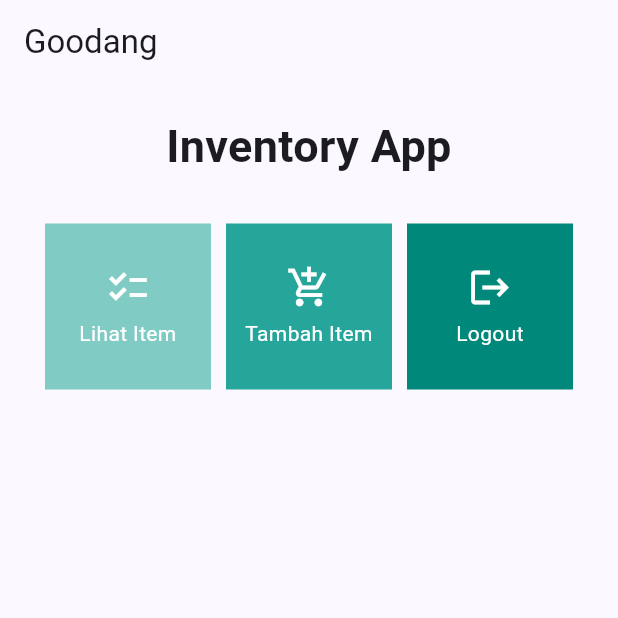
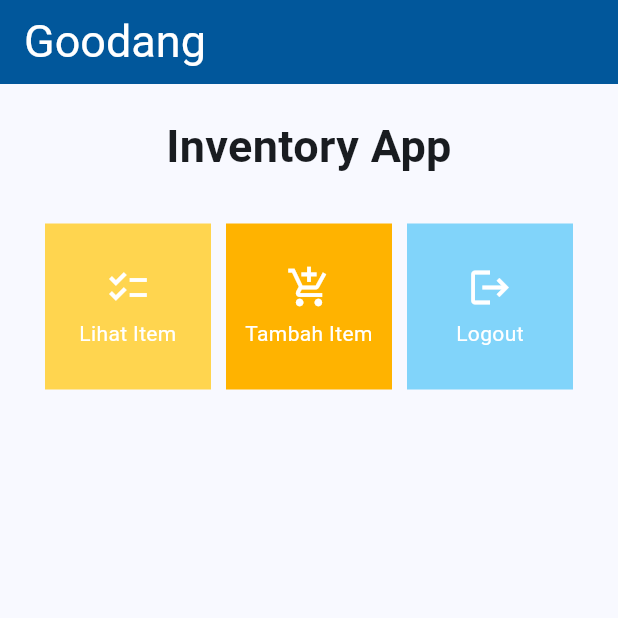
Before and after one commit to syauqiarman/goodang_mobile, a Flutter app: the screen it shows after launch, on a phone screen of 412 x 824 dp, the top half of it. Run offline on Flutter 3.47's test engine with Material 2 defaults, Android fonts, the phone set to English and light mode, and no system bars.

Commit message:
Tugas 7:edit color

```diff
--- a/lib/main.dart
+++ b/lib/main.dart
@@ -29,7 +29,7 @@ class MyApp extends StatelessWidget {
         //
         // This works for code too, not just values: Most code changes can be
         // tested with just a hot reload.
-        colorScheme: ColorScheme.fromSeed(seedColor: Colors.indigo),
+        colorScheme: ColorScheme.fromSeed(seedColor: Colors.lightBlue[900]!),
         useMaterial3: true,
       ),
       home: MyHomePage(),
--- a/lib/menu.dart
+++ b/lib/menu.dart
@@ -4,9 +4,9 @@ class MyHomePage extends StatelessWidget {
   MyHomePage({Key? key}) : super(key: key);
 
   final List<ShopItem> items = [
-    ShopItem("Lihat Item", Icons.checklist, Colors.teal[200]!),
-    ShopItem("Tambah Item", Icons.add_shopping_cart, Colors.teal[400]!),
-    ShopItem("Logout", Icons.logout, Colors.teal[600]!),
+    ShopItem("Lihat Item", Icons.checklist, Colors.amber[300]!),
+    ShopItem("Tambah Item", Icons.add_shopping_cart, Colors.amber[600]!),
+    ShopItem("Logout", Icons.logout, Colors.lightBlue[200]!),
   ];
 
   // This widget is the home page of your application. It is stateful, meaning
@@ -22,8 +22,13 @@ class MyHomePage extends StatelessWidget {
     Widget build(BuildContext context) {
       return Scaffold(
         appBar: AppBar(
+          backgroundColor: Colors.lightBlue[900],
           title: const Text(
             'Goodang',
+            style: TextStyle(
+              fontSize: 30,
+              color: Colors.white
+            )
           ),
         ),
         body: SingleChildScrollView(
```
Also changed, not shown: 1 other file.
